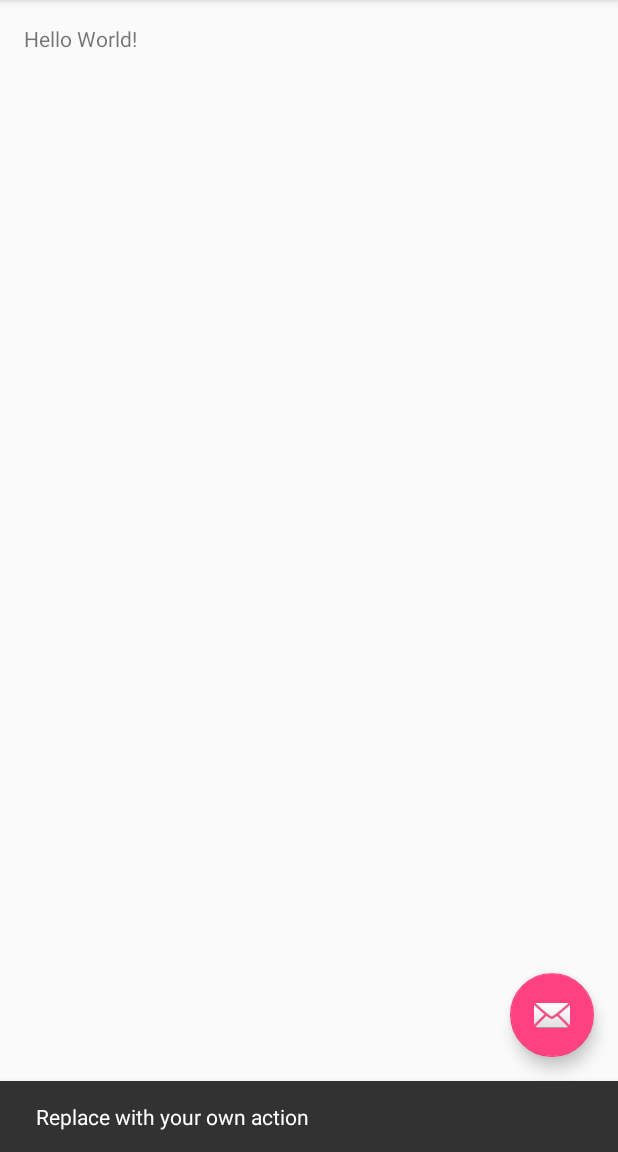
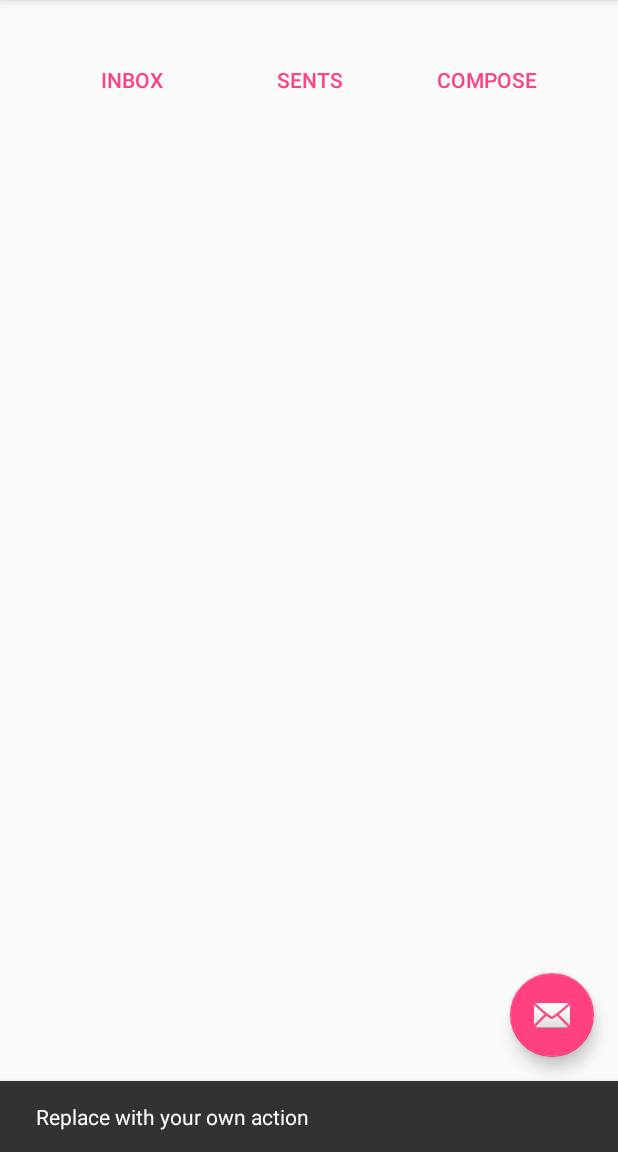
Before and after one commit to luqmanarifin/bebas-sumpah, an Android app: the screen it shows after launch (Inbox), after a tap on an icon or button, on a phone screen of 412 x 824 dp, the part 84-1236 px from its top. Run offline under Robolectric (Android 15) with nearby library versions, the phone set to English and light mode, and no system bars.

Commit message:
created UI layout

```diff
--- a/app/src/main/res/layout/content_inbox.xml
+++ b/app/src/main/res/layout/content_inbox.xml
@@ -12,8 +12,55 @@
     tools:context="com.dancinggrass.prophetaria.bebassumpah.Inbox"
     tools:showIn="@layout/activity_inbox">
 
-    <TextView
-        android:layout_width="wrap_content"
-        android:layout_height="wrap_content"
-        android:text="Hello World!" />
+    <LinearLayout
+        android:orientation="vertical"
+        android:layout_width="match_parent"
+        android:layout_height="match_parent"
+        android:layout_alignParentTop="true"
+        android:layout_alignParentStart="true"
+        android:weightSum="1">
+        <LinearLayout
+            style="?android:attr/buttonBarButtonStyle"
+            android:orientation="horizontal"
+            android:layout_width="fill_parent"
+            android:layout_height="wrap_content"
+            android:weightSum="3">
+
+            <Button
+                style="?android:attr/buttonBarButtonStyle"
+                android:layout_width="0dp"
+                android:layout_weight="1"
+                android:layout_height="wrap_content"
+                android:text="@string/button_inbox"
+                android:id="@+id/button_inbox"
+                android:layout_gravity="center_horizontal" />
+
+            <Button
+                style="?android:attr/buttonBarButtonStyle"
+                android:layout_width="0dp"
+                android:layout_weight="1"
+                android:layout_height="wrap_content"
+                android:text="@string/button_sent"
+                android:id="@+id/button_sent"
+                android:layout_gravity="center_horizontal" />
+
+            <Button
+                style="?android:attr/buttonBarButtonStyle"
+                android:layout_width="0dp"
+                android:layout_weight="1"
+                android:layout_height="wrap_content"
+                android:text="@string/button_compose"
+                android:id="@+id/button_compose"
+                android:layout_gravity="center_horizontal" />
+        </LinearLayout>
+        <LinearLayout
+            android:layout_width="match_parent"
+            android:layout_height="wrap_content">
+            <ListView
+                android:layout_width="match_parent"
+                android:layout_height="wrap_content">
+
+            </ListView>
+        </LinearLayout>
+    </LinearLayout>
 </RelativeLayout>
--- a/app/src/main/res/values/strings.xml
+++ b/app/src/main/res/values/strings.xml
@@ -1,4 +1,8 @@
 <resources>
     <string name="app_name">BebasSumpah</string>
     <string name="action_settings">Settings</string>
+
+    <string name="button_sent">Sents</string>
+    <string name="button_compose">Compose</string>
+    <string name="button_inbox">Inbox</string>
 </resources>
```
